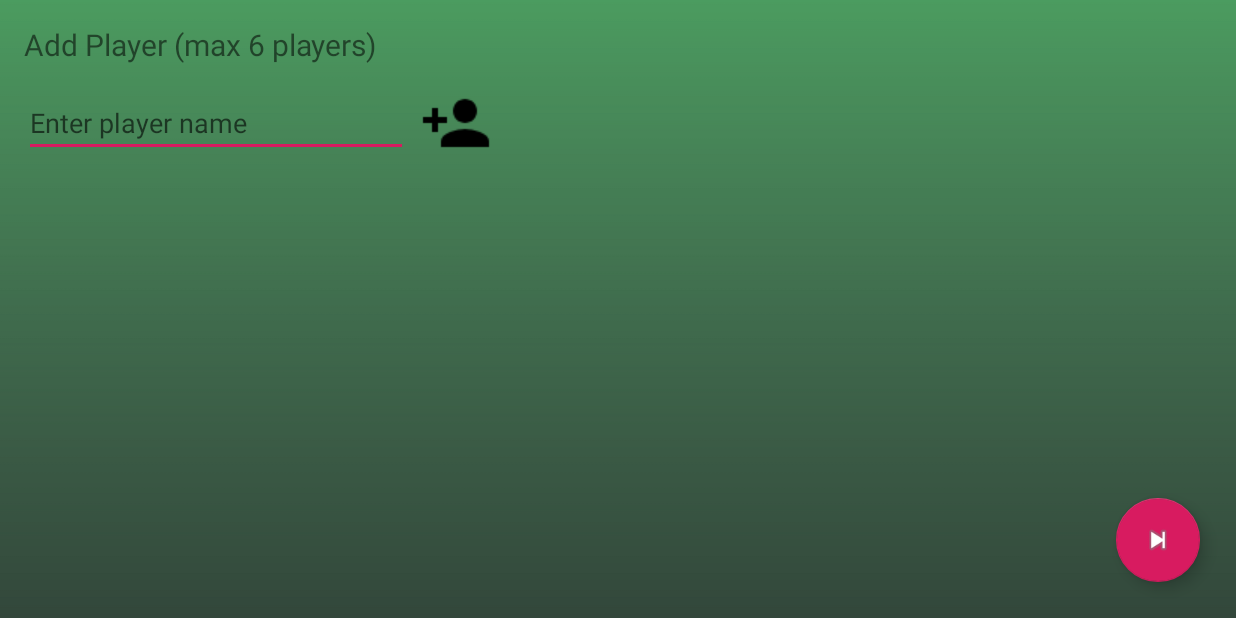
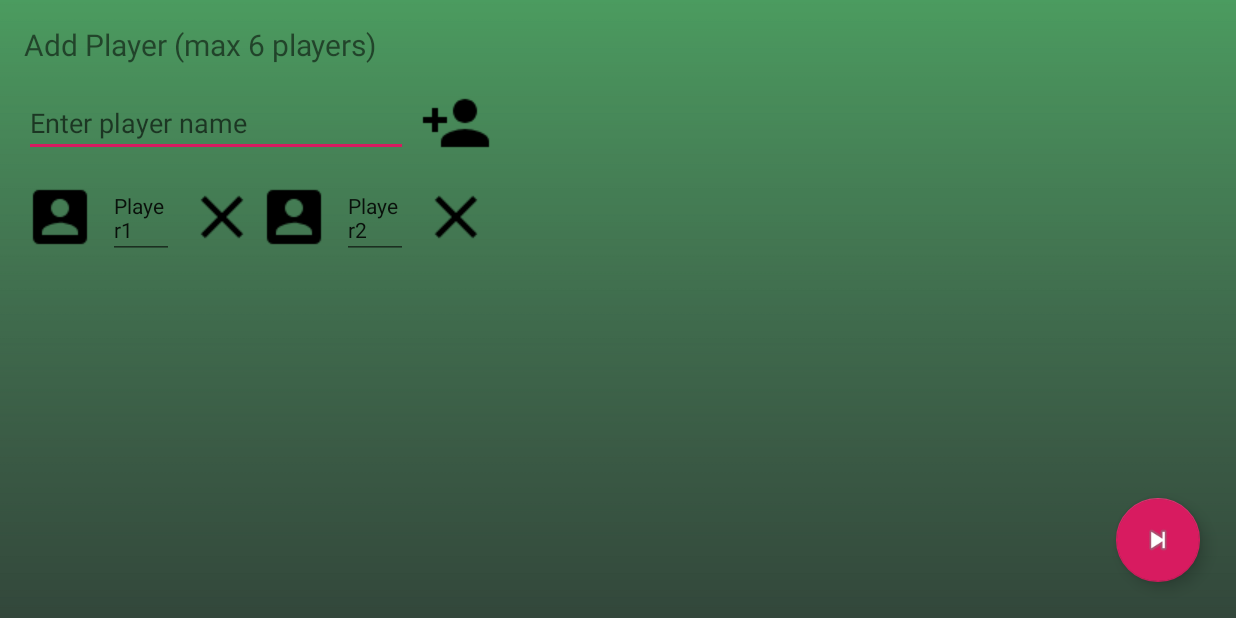
Before and after one commit to CyberNut/FiveSeconds, an Android app: the screen it shows after launch (NewGameActivity), after a tap on an icon or button, on a phone screen of 824 x 412 dp (held sideways). Run offline under Robolectric (Android 15) with nearby library versions, the phone set to English and light mode, and no system bars.

Commit message:
Add 2 default players

```diff
--- a/app/src/main/AndroidManifest.xml
+++ b/app/src/main/AndroidManifest.xml
@@ -16,12 +16,15 @@
         android:theme="@style/AppTheme"
         android:name=".FiveSecondsApplication">
         <activity android:name=".GameOverActivity"
+            android:configChanges="locale"
             android:screenOrientation="landscape" />
         <activity
             android:name=".GameActivity"
+            android:configChanges="locale"
             android:screenOrientation="landscape" />
         <activity
             android:name=".StartActivity"
+            android:configChanges="locale"
             android:screenOrientation="landscape"
             android:launchMode="singleTask">
             <intent-filter>
@@ -31,7 +34,8 @@
         </activity>
         <activity
             android:name=".NewGameActivity"
-            android:screenOrientation="landscape" />
+            android:screenOrientation="landscape"
+            android:configChanges="locale" />
     </application>
 
 </manifest>
--- a/app/src/main/java/ru/cybernut/fiveseconds/FiveSecondsApplication.java
+++ b/app/src/main/java/ru/cybernut/fiveseconds/FiveSecondsApplication.java
@@ -33,7 +33,6 @@ public class FiveSecondsApplication extends Application {
         appContext = getApplicationContext();
         externalFilesDirPath = getExternalFilesDir(null).toString() ;
         loadLocaleSetting();
-
     }
 
     private static void updateLocaleSettings() {
@@ -56,22 +55,17 @@ public class FiveSecondsApplication extends Application {
         Locale.setDefault(locale);
         Configuration config = new Configuration();
         config.locale = locale;
-        getBaseContext().getResources().updateConfiguration(config, null);
+        getBaseContext().getResources().updateConfiguration(config, getBaseContext().getResources().getDisplayMetrics());
         updateLanguage();
     }
 
     private static String getLocale() {
         SharedPreferences sharedPreferences = PreferenceManager.getDefaultSharedPreferences(appContext);
-        String currentLanguage = sharedPreferences.getString(PREF_LANGUAGE, null);
-        if(currentLanguage == null) {
-            currentLanguage = Locale.getDefault().getLanguage();
+        String lang = sharedPreferences.getString(PREF_LANGUAGE, "default");
+        if (lang.equals("default")) {
+            lang = appContext.getResources().getConfiguration().locale.getLanguage();
         }
-
-        if( Arrays.binarySearch(FiveSecondsApplication.supportLanguages, currentLanguage) > 0) {
-            return currentLanguage;
-        } else {
-            return defaultLanguage;
-        }
+        return lang;
     }
 
     @Override
@@ -81,7 +75,7 @@ public class FiveSecondsApplication extends Application {
         Locale.setDefault(locale);
         Configuration config = new Configuration();
         config.locale = locale;
-        getBaseContext().getResources().updateConfiguration(config, null);
+        getBaseContext().getResources().updateConfiguration(config, appContext.getResources().getDisplayMetrics());
     }
 
     public static void updateLanguage() {
--- a/app/src/main/java/ru/cybernut/fiveseconds/NewGameAddPlayersFragment.java
+++ b/app/src/main/java/ru/cybernut/fiveseconds/NewGameAddPlayersFragment.java
@@ -13,7 +13,6 @@ import android.view.ViewGroup;
 import android.widget.EditText;
 import android.widget.ImageButton;
 import android.widget.ImageView;
-import android.widget.TextView;
 import android.widget.Toast;
 
 import java.util.List;
@@ -24,7 +23,6 @@ import ru.cybernut.fiveseconds.utils.SharedPreferencesHelper;
 
 public class NewGameAddPlayersFragment extends Fragment {
 
-    private static final String PREFERENCE_USER_NAME = "PREFERENCE_USER_NAME";
     private static final int NUMBER_OF_PLAYERS_LIST_COLUMNS = 2;
 
     private ImageButton addPlayerButton;
@@ -105,6 +103,7 @@ public class NewGameAddPlayersFragment extends Fragment {
 
         playersAdapter = new PlayersAdapter(PlayersList.getInstance().getList());
         playerRecyclerView.setAdapter(playersAdapter);
+        addDefaultPlayersIfNecessery();
 
         addPlayerButton = view.findViewById(R.id.add_player_button);
         addPlayerButton.setOnClickListener(new View.OnClickListener() {
@@ -116,10 +115,20 @@ public class NewGameAddPlayersFragment extends Fragment {
 
     }
 
+    private void addDefaultPlayersIfNecessery() {
+        PlayersList playersList = PlayersList.getInstance();
+        if (playersList.getNumberOfPlayers() == 0) {
+            Player tempPlayer = new Player("Player1");
+            playersList.addPlayer(tempPlayer);
+            tempPlayer = new Player("Player2");
+            playersList.addPlayer(tempPlayer);
+        }
+    }
+
     private class PlayersHolder extends RecyclerView.ViewHolder {
 
         private Player player;
-        private TextView playerNameTextView;
+        private EditText playerNameEditText;
         private ImageView playerPhotoImageView;
         private ImageButton deletePlayerButton;
         private int index;
@@ -127,7 +136,18 @@ public class NewGameAddPlayersFragment extends Fragment {
         public PlayersHolder(LayoutInflater inflater, ViewGroup parent) {
             super(inflater.inflate(R.layout.players_list_item, parent, false));
 
-            playerNameTextView = itemView.findViewById(R.id.item_name);
+            playerNameEditText = itemView.findViewById(R.id.item_name);
+            playerNameEditText.setOnFocusChangeListener(new View.OnFocusChangeListener() {
+                @Override
+                public void onFocusChange(View v, boolean hasFocus) {
+                    if (!hasFocus) {
+                        String newPlayerName = playerNameEditText.getText().toString();
+                        if (!"".equals(newPlayerName)) {
+                            player.setName(newPlayerName);
+                        }
+                    }
+                }
+            });
             playerPhotoImageView = itemView.findViewById(R.id.item_photo);
             deletePlayerButton = itemView.findViewById(R.id.item_delete_player_button);
             deletePlayerButton.setOnClickListener(new View.OnClickListener() {
@@ -144,7 +164,7 @@ public class NewGameAddPlayersFragment extends Fragment {
         public void bind(Player player, int index) {
             this.player = player;
             this.index = index;
-            playerNameTextView.setText(this.player.getName());
+            playerNameEditText.setText(this.player.getName());
             //TODO: need store photo
 //            if(this.player.getPhoto() == null) {
 //                playerPhotoImageView.setImageDrawable(this.player.getPhoto());
--- a/app/src/main/java/ru/cybernut/fiveseconds/NewGameSettingsFragment.java
+++ b/app/src/main/java/ru/cybernut/fiveseconds/NewGameSettingsFragment.java
@@ -10,7 +10,6 @@ import android.os.AsyncTask;
 import android.os.Bundle;
 import android.preference.PreferenceManager;
 import android.support.annotation.NonNull;
-import android.support.v4.app.DialogFragment;
 import android.support.v4.app.Fragment;
 import android.support.v7.app.AlertDialog;
 import android.support.v7.widget.LinearLayoutManager;
@@ -45,7 +44,6 @@ import ru.cybernut.fiveseconds.model.GameEngine;
 import ru.cybernut.fiveseconds.model.PlayersList;
 import ru.cybernut.fiveseconds.model.QuestionSet;
 import ru.cybernut.fiveseconds.model.QuestionSetList;
-import ru.cybernut.fiveseconds.view.AlertDialogFragment;
 import ru.cybernut.fiveseconds.view.QuestionSetModel;
 
 
@@ -70,7 +68,6 @@ public class NewGameSettingsFragment extends Fragment {
     private Spinner gameTypeSpinner;
     private ProgressDialog mProgressDialog;
     private List<QuestionSetModel> questionSetModelList;
-    private boolean isMobileNetworkApproved = false;
     private TextView addTimeValueTextView;
 
     public static NewGameSettingsFragment newInstance() {
--- a/app/src/main/res/layout/players_list_item.xml
+++ b/app/src/main/res/layout/players_list_item.xml
@@ -15,7 +15,7 @@
         app:layout_constraintStart_toStartOf="parent"
         app:layout_constraintTop_toTopOf="parent" />
 
-    <TextView
+    <EditText
         android:id="@+id/item_name"
         android:layout_width="0dp"
         android:layout_height="wrap_content"
```
